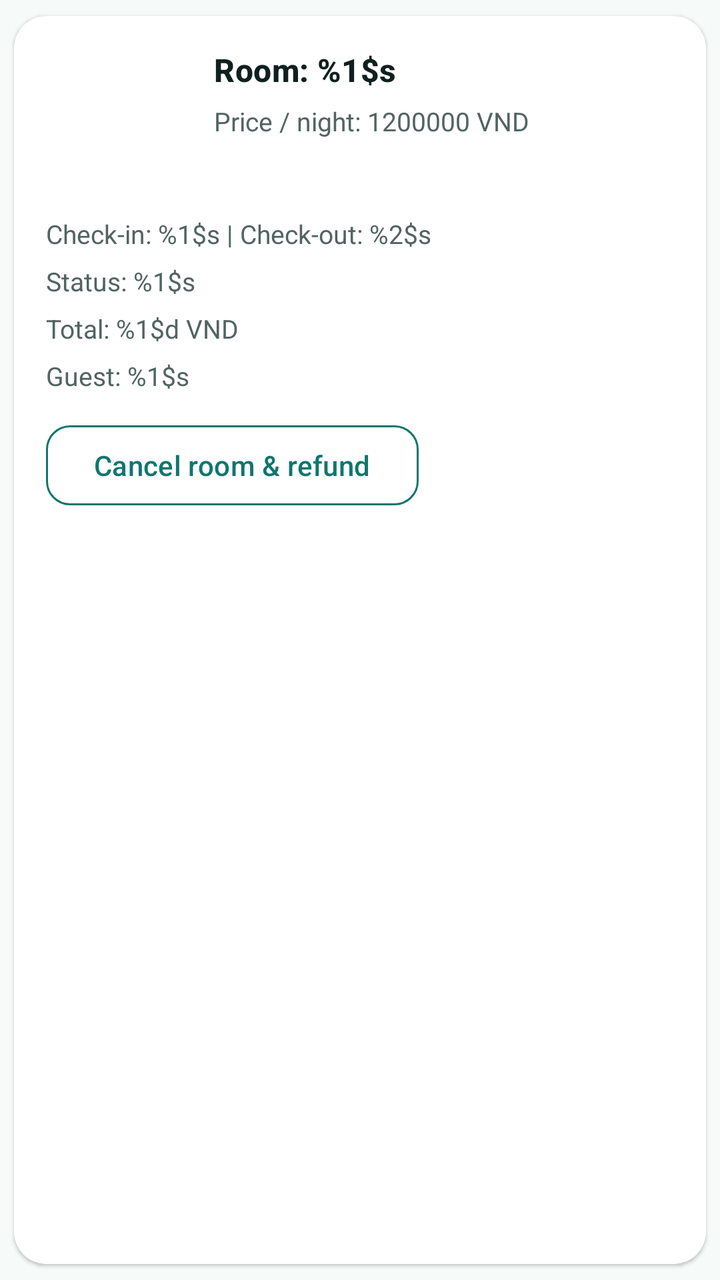
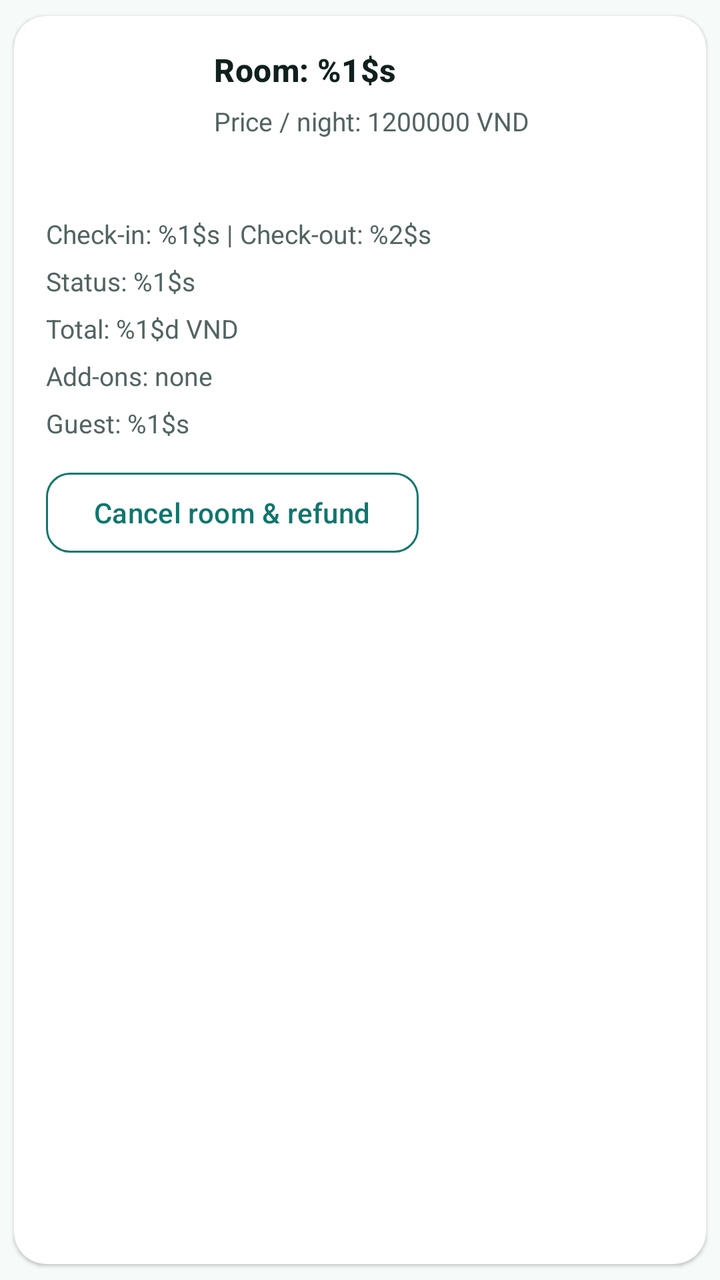

Screens rendered from an Android XML layout before and after an edit, with the pre-edit source and the edit as a unified diff.
<!-- AndroidManifest.xml: application theme Theme.Hotelapp_test2 -->
<!-- res/layout/item_booking_card.xml -->
<?xml version="1.0" encoding="utf-8"?>
<com.google.android.material.card.MaterialCardView xmlns:android="http://schemas.android.com/apk/res/android"
    xmlns:app="http://schemas.android.com/apk/res-auto"
    android:id="@+id/bookingCard"
    style="@style/Widget.Hotel.Card"
    android:layout_width="match_parent"
    android:layout_height="wrap_content"
    android:layout_marginBottom="@dimen/space_s">

    <LinearLayout
        android:layout_width="match_parent"
        android:layout_height="wrap_content"
        android:orientation="vertical"
        android:padding="@dimen/space_m">

        <LinearLayout
            android:layout_width="match_parent"
            android:layout_height="wrap_content"
            android:orientation="horizontal">

            <ImageView
                android:id="@+id/bookingItemImage"
                android:layout_width="@dimen/list_thumb_s"
                android:layout_height="@dimen/list_thumb_s"
                android:contentDescription="@null"
                android:scaleType="centerCrop"
                app:srcCompat="@mipmap/ic_launcher" />

            <LinearLayout
                android:layout_width="0dp"
                android:layout_height="wrap_content"
                android:layout_marginStart="@dimen/space_s"
                android:layout_weight="1"
                android:orientation="vertical">

                <TextView
                    android:id="@+id/bookingItemRoom"
                    android:layout_width="wrap_content"
                    android:layout_height="wrap_content"
                    style="@style/TextAppearance.Hotel.SectionTitle"
                    android:text="@string/booking_room_label"
                    android:textColor="@color/text_primary"
                    android:textSize="16sp"
                    android:textStyle="bold" />

                <TextView
                    android:id="@+id/bookingItemPrice"
                    android:layout_width="wrap_content"
                    android:layout_height="wrap_content"
                    android:layout_marginTop="@dimen/space_xs"
                    android:text="@string/room_detail_placeholder_price"
                    android:textColor="@color/text_secondary"
                    android:textSize="13sp" />
            </LinearLayout>
        </LinearLayout>

        <TextView
            android:id="@+id/bookingItemDates"
            android:layout_width="wrap_content"
            android:layout_height="wrap_content"
            android:layout_marginTop="@dimen/space_s"
            android:text="@string/booking_dates_format"
            android:textColor="@color/text_secondary"
            android:textSize="13sp" />

        <TextView
            android:id="@+id/bookingItemStatus"
            android:layout_width="wrap_content"
            android:layout_height="wrap_content"
            android:layout_marginTop="@dimen/space_xs"
            android:text="@string/booking_status_format"
            android:textColor="@color/text_secondary"
            android:textSize="13sp" />

        <TextView
            android:id="@+id/bookingItemTotal"
            android:layout_width="wrap_content"
            android:layout_height="wrap_content"
            android:layout_marginTop="@dimen/space_xs"
            android:text="@string/booking_total_paid"
            android:textColor="@color/text_secondary"
            android:textSize="13sp" />

        <TextView
            android:id="@+id/bookingItemUser"
            android:layout_width="wrap_content"
            android:layout_height="wrap_content"
            android:layout_marginTop="@dimen/space_xs"
            android:text="@string/booking_guest_format"
            android:textColor="@color/text_secondary"
            android:textSize="13sp" />

        <com.google.android.material.button.MaterialButton
            android:id="@+id/bookingItemCancel"
            style="@style/Widget.Hotel.Button.Outlined"
            android:layout_width="wrap_content"
            android:layout_height="wrap_content"
            android:layout_marginTop="@dimen/space_s"
            android:text="@string/booking_cancel_refund" />

        <LinearLayout
            android:id="@+id/bookingAdminActions"
            android:layout_width="match_parent"
            android:layout_height="wrap_content"
            android:layout_marginTop="@dimen/space_s"
            android:orientation="horizontal"
            android:visibility="gone">

            <com.google.android.material.button.MaterialButton
                android:id="@+id/bookingAdminConfirm"
                android:layout_width="0dp"
                android:layout_height="wrap_content"
                android:layout_weight="1"
                android:text="@string/booking_admin_confirm" />

            <com.google.android.material.button.MaterialButton
                android:id="@+id/bookingAdminCancel"
                android:layout_width="0dp"
                android:layout_height="wrap_content"
                android:layout_marginStart="@dimen/space_s"
                android:layout_weight="1"
                style="@style/Widget.Hotel.Button.Danger"
                android:text="@string/booking_admin_cancel" />
        </LinearLayout>
    </LinearLayout>
</com.google.android.material.card.MaterialCardView>
<!-- resources referenced by this layout -->
<resources>
  <color name="text_primary">#10201F</color>
  <color name="text_secondary">#526462</color>
  <dimen name="list_thumb_s">72dp</dimen>
  <dimen name="space_m">16dp</dimen>
  <dimen name="space_s">12dp</dimen>
  <dimen name="space_xs">6dp</dimen>
  <!-- mipmap ic_launcher (mipmap-anydpi) -->
  ﻿<?xml version="1.0" encoding="utf-8"?>
  <adaptive-icon xmlns:android="http://schemas.android.com/apk/res/android">
      <background android:drawable="@drawable/ic_launcher_background" />
      <foreground android:drawable="@drawable/ic_launcher_foreground" />
      <monochrome android:drawable="@drawable/ic_launcher_foreground" />
  </adaptive-icon>
  <string name="booking_admin_cancel">Cancel room</string>
  <string name="booking_admin_confirm">Confirm room</string>
  <string name="booking_cancel_refund">Cancel room &amp; refund</string>
  <string name="booking_dates_format">Check-in: %1$s | Check-out: %2$s</string>
  <string name="booking_guest_format">Guest: %1$s</string>
  <string name="booking_room_label">Room: %1$s</string>
  <string name="booking_status_format">Status: %1$s</string>
  <string name="booking_total_paid">Total: %1$d VND</string>
  <string name="room_detail_placeholder_price">Price / night: 1200000 VND</string>
  <style name="TextAppearance.Hotel.SectionTitle" parent="TextAppearance.Material3.TitleMedium">
          <item name="android:textColor">?attr/colorOnSurface</item>
          <item name="fontFamily">sans-serif-medium</item>
          <item name="android:fontFamily">sans-serif-medium</item>
      </style>
  <style name="Widget.Hotel.Button.Danger" parent="Widget.Material3.Button">
          <item name="backgroundTint">@color/danger</item>
          <item name="android:textColor">@color/white</item>
          <item name="cornerRadius">@dimen/radius_s</item>
          <item name="android:minHeight">@dimen/button_min_height</item>
          <item name="fontFamily">sans-serif-medium</item>
      </style>
  <style name="Widget.Hotel.Card" parent="Widget.Material3.CardView.Elevated">
          <item name="cardCornerRadius">@dimen/radius_m</item>
          <item name="cardUseCompatPadding">true</item>
          <item name="cardBackgroundColor">@color/surface_card</item>
      </style>
  <style name="Theme.Hotelapp_test2" parent="Base.Theme.Hotelapp_test2" />
  <color name="danger">#DC2626</color>
  <color name="white">#FFFFFFFF</color>
  <dimen name="radius_s">12dp</dimen>
  <dimen name="button_min_height">48dp</dimen>
  <color name="brand_primary">#0F766E</color>
  <dimen name="radius_m">16dp</dimen>
  <color name="surface_card">#FFFFFFFF</color>
  <color name="brand_secondary">#2563EB</color>
  <color name="accent_gold">#F59E0B</color>
  <color name="surface_base">#F6FAF9</color>
  <style name="Widget.Hotel.Button.Primary" parent="Widget.Material3.Button">
          <item name="backgroundTint">@color/brand_primary</item>
          <item name="android:textColor">@color/white</item>
          <item name="cornerRadius">@dimen/radius_s</item>
          <item name="android:minHeight">@dimen/button_min_height</item>
          <item name="fontFamily">sans-serif-medium</item>
      </style>
  <style name="TextAppearance.Hotel.ToolbarTitle" parent="TextAppearance.Material3.TitleLarge">
          <item name="fontFamily">sans-serif-medium</item>
          <item name="android:fontFamily">sans-serif-medium</item>
          <item name="android:textColor">?attr/colorOnSurface</item>
      </style>
  <style name="TextAppearance.Hotel.BodySmall" parent="TextAppearance.Material3.BodySmall">
          <item name="fontFamily">sans-serif</item>
          <item name="android:fontFamily">sans-serif</item>
          <item name="android:textColor">?attr/colorOnSurfaceVariant</item>
      </style>
  <!-- unchanged entries left out for length: 5 -->
</resources>

<!-- the commit's change to res/layout/item_booking_card.xml (unified diff, before → after) -->
@@ -82,6 +82,15 @@
             android:textSize="13sp" />
 
         <TextView
+            android:id="@+id/bookingItemAddOns"
+            android:layout_width="wrap_content"
+            android:layout_height="wrap_content"
+            android:layout_marginTop="@dimen/space_xs"
+            android:text="@string/booking_addons_empty"
+            android:textColor="@color/text_secondary"
+            android:textSize="13sp" />
+
+        <TextView
             android:id="@+id/bookingItemUser"
             android:layout_width="wrap_content"
             android:layout_height="wrap_content"
<!-- resource entries referenced after the edit -->
@@ -13,6 +13,7 @@
       <foreground android:drawable="@drawable/ic_launcher_foreground" />
       <monochrome android:drawable="@drawable/ic_launcher_foreground" />
   </adaptive-icon>
+  <string name="booking_addons_empty">Add-ons: none</string>
   <string name="booking_admin_cancel">Cancel room</string>
   <string name="booking_admin_confirm">Confirm room</string>
   <string name="booking_cancel_refund">Cancel room &amp; refund</string>
